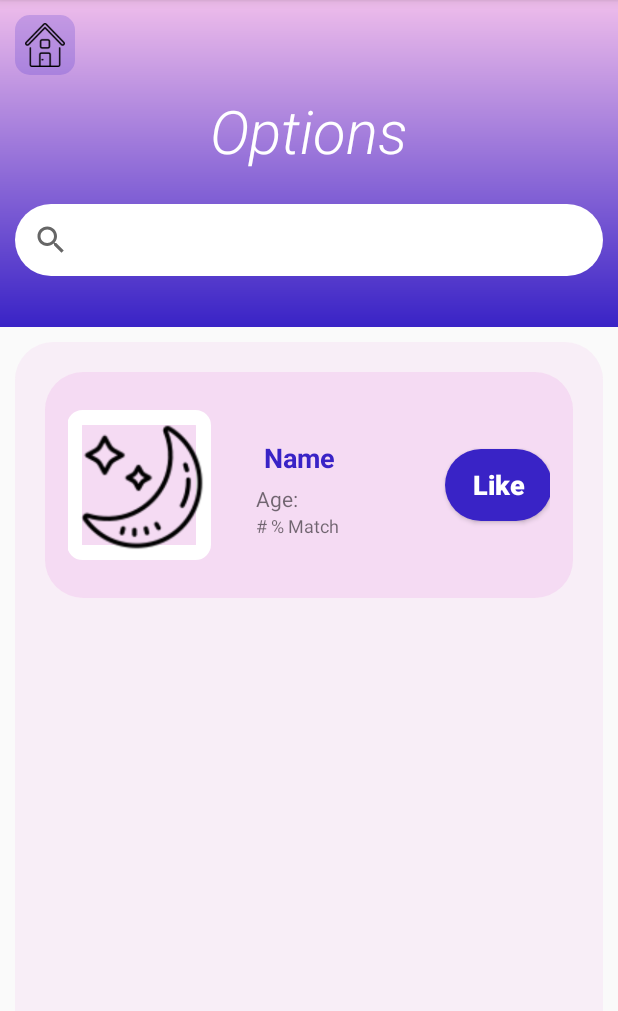
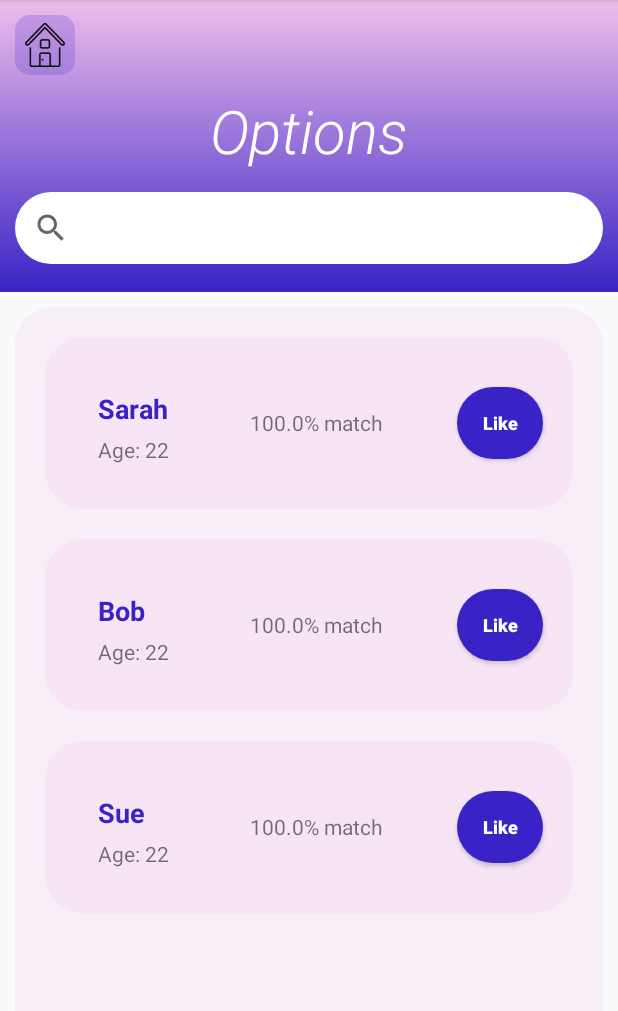
Before and after one commit to gabistein/DateBetterLogin, an Android app: the Options screen opened directly, with no data from a screen before it, on a phone screen of 412 x 824 dp, the part 84-1095 px from its top. Run offline under Robolectric (Android 15) with nearby library versions, the phone set to English and light mode, and no system bars.

Commit message:
options and profile option

```diff
--- a/app/src/main/AndroidManifest.xml
+++ b/app/src/main/AndroidManifest.xml
@@ -9,7 +9,7 @@
         android:roundIcon="@mipmap/ic_launcher_round"
         android:supportsRtl="true"
         android:theme="@style/AppTheme">
-        <activity android:name=".Matches"></activity>
+        <activity android:name=".Matches" />
         <activity android:name=".Options" />
         <activity android:name=".ViewOtherProfile" />
         <activity android:name=".Home" />
--- a/app/src/main/java/com/example/googlesignin/ProfileOption.java
+++ b/app/src/main/java/com/example/googlesignin/ProfileOption.java
@@ -1,20 +1,65 @@
 package com.example.googlesignin;
 
 import android.content.Context;
+import android.content.Intent;
+import android.util.AttributeSet;
 import android.view.LayoutInflater;
+import android.view.View;
+import android.widget.Button;
 import android.widget.LinearLayout;
 import android.widget.TextView;
 
 public class ProfileOption extends LinearLayout {
+
+    protected TextView profile_name;
+    protected TextView profile_age;
+    protected TextView profile_score;
+    protected Button like_button;
+
+    public ProfileOption(Context context, AttributeSet attrs) {
+        super(context);
+        setOrientation(LinearLayout.HORIZONTAL);
+        LayoutInflater.from(context).inflate(R.layout.profileoption, this, true);
+        this.init();
+
+
+    }
+
     public ProfileOption(Context context) {
         super(context);
-
         setOrientation(LinearLayout.HORIZONTAL);
         LayoutInflater.from(context).inflate(R.layout.profileoption, this, true);
+        this.init();
 
-        TextView t= new TextView(context);
-        t.setText("TEST");
-        this.addView(t);
 
     }
+
+    public void init(){
+        profile_age=findViewById(R.id.po_age);
+        profile_name=findViewById(R.id.po_name);
+        profile_score=findViewById(R.id.po_match);
+        like_button=findViewById(R.id.po_like);
+    }
+
+    public void set_age(int age){
+        profile_age.setText("Age: "+age);
+    }
+    public void set_name(String name){
+        profile_name.setText(name);
+    }
+    public void set_score(double score){
+        profile_score.setText(score+"% match");
+    }
+
+    public Button get_like_button(){
+        return like_button;
+    }
+
+    public void set_all( String name,int age, double score){
+        this.set_name(name);
+        this.set_age(age);
+        this.set_score(score);
+    }
+
+
 }
--- a/app/src/main/java/com/example/googlesignin/ViewOtherProfile.java
+++ b/app/src/main/java/com/example/googlesignin/ViewOtherProfile.java
@@ -2,6 +2,7 @@ package com.example.googlesignin;
 
 import android.support.v7.app.AppCompatActivity;
 import android.os.Bundle;
+import android.util.Log;
 import android.view.View;
 import android.widget.Button;
 
@@ -25,6 +26,10 @@ public class ViewOtherProfile extends AppCompatActivity {
         //set text based on liked value
         this.like_btn_text();
 
+
+        //testing if info is being passed
+        String test="Id passed in: "+getIntent().getStringExtra("view_profile_id");
+        Log.v("MYTAG", test);
     }
 
     protected void handle_like(View v){
--- a/app/src/main/res/layout/activity_options.xml
+++ b/app/src/main/res/layout/activity_options.xml
@@ -63,77 +63,8 @@
         <LinearLayout
             android:id="@+id/options_container"
             android:layout_width="match_parent"
-            android:layout_height="wrap_content">
-
-            <LinearLayout
-                android:layout_width="match_parent"
-                android:layout_height="match_parent"
-                android:layout_margin="10dp"
-                android:background="@drawable/trait_background"
-                android:gravity="center"
-                android:orientation="horizontal"
-                android:padding="15dp"
-                android:weightSum="8">
-
-                <ImageView
-                    android:id="@+id/ss_img"
-                    android:layout_width="100dp"
-                    android:layout_height="100dp"
-                    android:layout_gravity="center_vertical"
-                    android:layout_margin="10dp"
-                    android:layout_weight="1"
-                    android:background="@drawable/pic_background"
-                    android:scaleType="centerInside"
-                    android:src="@drawable/moon_stars" />
-
-                <LinearLayout
-                    android:layout_width="wrap_content"
-                    android:layout_height="wrap_content"
-                    android:layout_margin="10dp"
-                    android:layout_weight="1"
-                    android:orientation="vertical"
-                    android:padding="10dp">
-
-                    <TextView
-                        android:layout_width="100dp"
-                        android:layout_height="wrap_content"
-                        android:layout_gravity="left"
-                        android:layout_weight="3"
-                        android:padding="5dp"
-                        android:text="Name"
-                        android:textColor="#3923C6"
-                        android:textSize="18sp"
-                        android:textStyle="bold" />
-
-                    <TextView
-                        android:id="@+id/textView2"
-                        android:layout_width="match_parent"
-                        android:layout_height="wrap_content"
-                        android:text="Age:" />
-
-                    <TextView
-                        android:layout_width="wrap_content"
-                        android:layout_height="wrap_content"
-                        android:layout_weight="4"
-                        android:text="# % Match"
-                        android:textSize="12sp" />
-                </LinearLayout>
-
-                <Button
-                    android:id="@+id/button5"
-                    android:layout_width="75dp"
-                    android:layout_height="wrap_content"
-                    android:layout_gravity="center"
-                    android:layout_margin="10dp"
-                    android:layout_weight="1"
-                    android:background="@drawable/btn_dark_gradient"
-                    android:gravity="center"
-                    android:text="Like"
-                    android:textAllCaps="false"
-                    android:textColor="@android:color/white"
-                    android:textSize="18sp"
-                    android:textStyle="bold" />
-            </LinearLayout>
+            android:layout_height="wrap_content"
+            android:orientation="vertical">
 
 
         </LinearLayout>
--- a/app/src/main/res/layout/profileoption.xml
+++ b/app/src/main/res/layout/profileoption.xml
@@ -12,7 +12,7 @@
 
 
         <LinearLayout
-            android:layout_width="wrap_content"
+            android:layout_width="100dp"
             android:layout_height="wrap_content"
             android:layout_margin="10dp"
             android:layout_weight="1"
@@ -20,6 +20,7 @@
             android:padding="10dp">
 
             <TextView
+                android:id="@+id/po_name"
                 android:layout_width="match_parent"
                 android:layout_height="wrap_content"
                 android:layout_gravity="center|left"
@@ -32,7 +33,7 @@
                 android:textStyle="bold" />
 
             <TextView
-                android:id="@+id/textView2"
+                android:id="@+id/po_age"
                 android:layout_width="match_parent"
                 android:layout_height="wrap_content"
                 android:gravity="center|left"
@@ -43,7 +44,8 @@
         </LinearLayout>
 
         <TextView
-            android:layout_width="wrap_content"
+            android:id="@+id/po_match"
+            android:layout_width="100dp"
             android:layout_height="wrap_content"
             android:layout_gravity="center"
             android:layout_weight="4"
@@ -51,8 +53,8 @@
             android:textSize="14sp" />
 
         <Button
-            android:id="@+id/button5"
-            android:layout_width="75dp"
+            android:id="@+id/po_like"
+            android:layout_width="50dp"
             android:layout_height="wrap_content"
             android:layout_gravity="center"
             android:layout_margin="10dp"
@@ -62,7 +64,7 @@
             android:text="Like"
             android:textAllCaps="false"
             android:textColor="@android:color/white"
-            android:textSize="18sp"
+            android:textSize="12sp"
             android:textStyle="bold" />
 
     </LinearLayout>
--- a/app/src/main/res/values/colors.xml
+++ b/app/src/main/res/values/colors.xml
@@ -12,4 +12,5 @@
     <color name="dark_grey">#17141c</color>
     <color name="gradient_mid_dark">#573dcc</color>
     <color name="light_grey">#EAE7F6</color>
+    <color name="white">#FFFFFF</color>
 </resources>
--- a/app/src/main/res/values/strings.xml
+++ b/app/src/main/res/values/strings.xml
@@ -90,5 +90,6 @@
     </string-array>
 
     <string name="bio_done">Done</string>
+    <string name="title_activity_test">test</string>
 
 </resources>
--- a/app/src/main/res/values/styles.xml
+++ b/app/src/main/res/values/styles.xml
@@ -14,7 +14,7 @@
     </style>
 
     <style name="menu_btn">
-        <item name="android:textColor">#FFFFFF </item>
+        <item name="android:textColor">#FFFFFF</item>
         <item name="android:textSize">15sp</item>
         <item name="android:layout_gravity">center</item>
         <item name="android:padding">10dp</item>
@@ -22,4 +22,22 @@
         <item name="android:textStyle">bold</item>
     </style>
 
+    <style name="opt_name">
+        <item name="android:textStyle">bold</item>
+        <item name="android:textSize">18sp</item>
+        <item name="android:padding">10dp</item>
+        <item name="android:layout_margin">2dp</item>
+        <item name="android:layout_gravity">center</item>
+        <item name="android:textColor">@color/gradient_dark_purple</item>
+    </style>
+
+    <style name="AppTheme.NoActionBar">
+        <item name="windowActionBar">false</item>
+        <item name="windowNoTitle">true</item>
+    </style>
+
+    <style name="AppTheme.AppBarOverlay" parent="ThemeOverlay.AppCompat.Dark.ActionBar" />
+
+    <style name="AppTheme.PopupOverlay" parent="ThemeOverlay.AppCompat.Light" />
+
 </resources>
```
Also changed, not shown: app/src/main/java/com/example/googlesignin/Options.java (+158 -0 lines), app/src/main/res/values/attrs.xml (added, +9 -0 lines).
